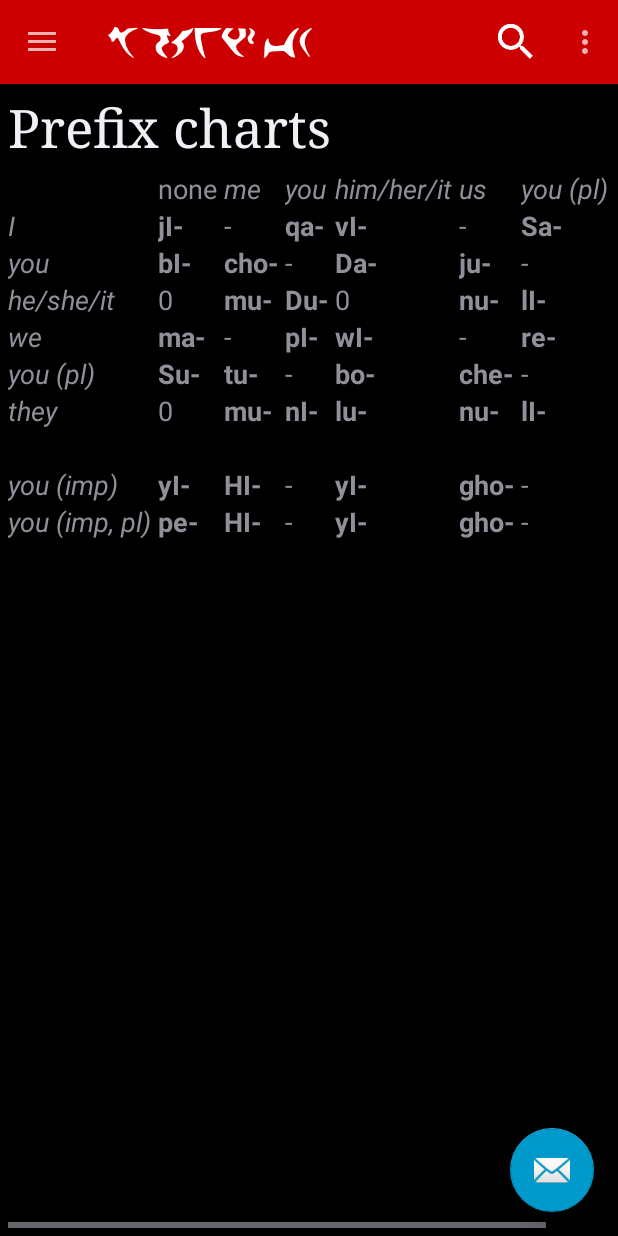
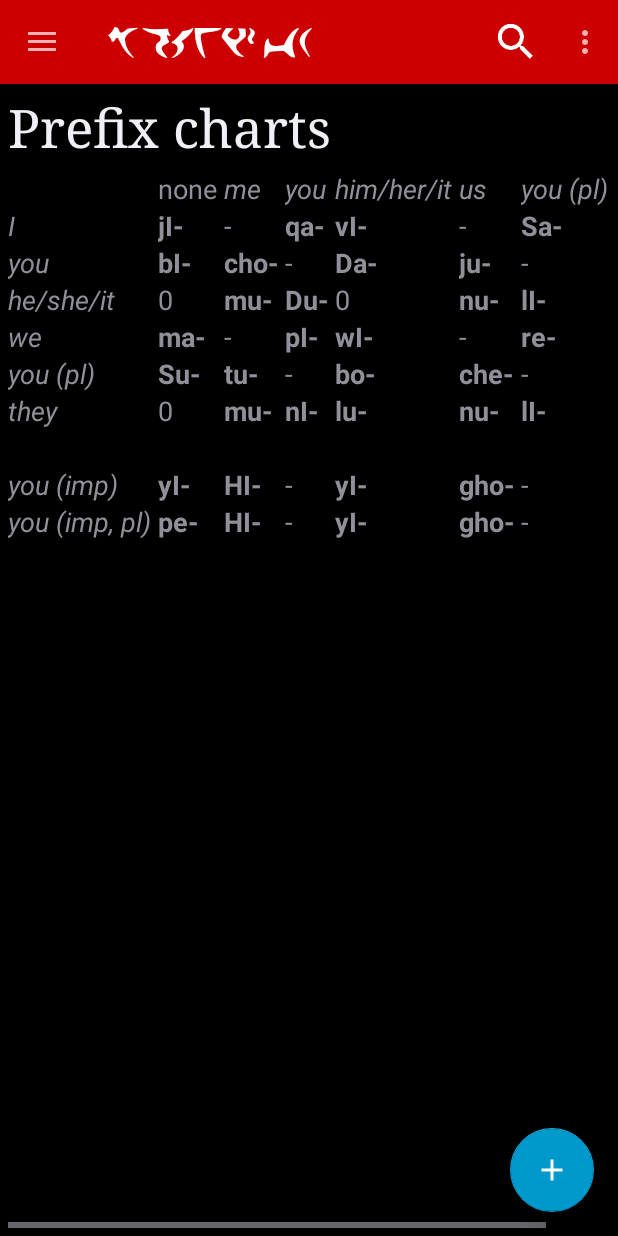
Before and after one commit to De7vID/klingon-assistant-data, an Android app: the PrefixChartActivity screen opened directly, with no data from a screen before it, on a phone screen of 412 x 824 dp. Run offline under Robolectric (Android 15) with nearby library versions, the phone set to English and light mode, and no system bars.

Commit message:
change add button icon

```diff
--- a/KlingonAssistant-v2/app/src/main/res/layout/app_bar_base.xml
+++ b/KlingonAssistant-v2/app/src/main/res/layout/app_bar_base.xml
@@ -23,6 +23,6 @@
         android:layout_height="wrap_content"
         android:layout_gravity="bottom|end"
         android:layout_margin="@dimen/fab_margin"
-        app:srcCompat="@android:drawable/ic_dialog_email" />
+        app:srcCompat="@drawable/ic_add" />
 
 </android.support.design.widget.CoordinatorLayout>
```
Also changed, not shown: KlingonAssistant-v2/app/src/main/res/drawable-hdpi/ic_add.png (added), KlingonAssistant-v2/app/src/main/res/drawable-mdpi/ic_add.png (added), KlingonAssistant-v2/app/src/main/res/drawable-xhdpi/ic_add.png (added), KlingonAssistant-v2/app/src/main/res/drawable-xxhdpi/ic_add.png (added), KlingonAssistant-v2/app/src/main/res/drawable-xxxhdpi/ic_add.png (added).
